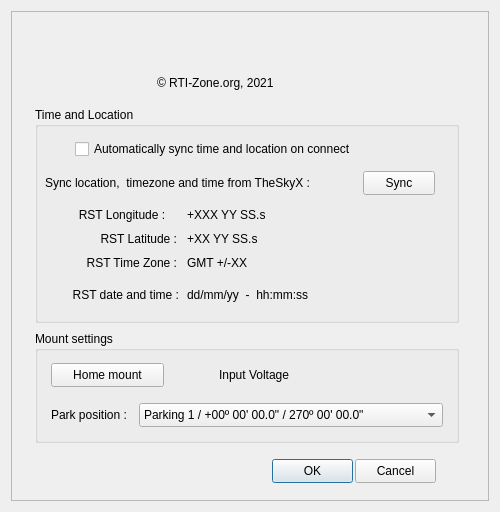
Old version of the form RST.ui in the repository rpineau/RST.
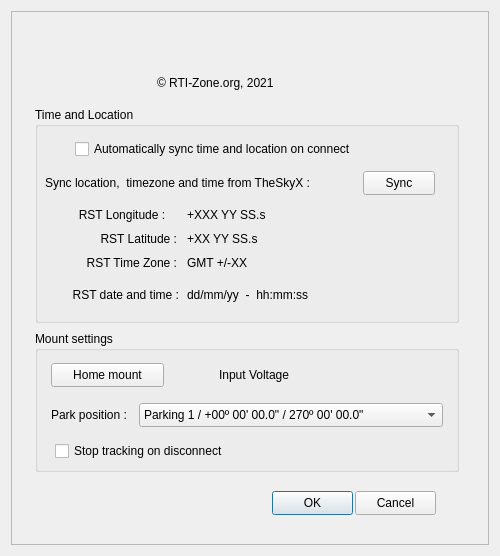
New version of the form. Icons and pictures are not drawn. Custom widgets are drawn as their Qt base class.

Commit message: Added an option to leave tracking on when disconnecting

```diff
--- a/RST.ui
+++ b/RST.ui
@@ -7,7 +7,7 @@
     <x>0</x>
     <y>0</y>
     <width>500</width>
-    <height>512</height>
+    <height>556</height>
    </rect>
   </property>
   <property name="sizePolicy">
@@ -19,13 +19,13 @@
   <property name="minimumSize">
    <size>
     <width>500</width>
-    <height>512</height>
+    <height>556</height>
    </size>
   </property>
   <property name="maximumSize">
    <size>
     <width>500</width>
-    <height>512</height>
+    <height>556</height>
    </size>
   </property>
   <property name="windowTitle">
@@ -71,7 +71,7 @@
       <property name="geometry">
        <rect>
         <x>261</x>
-        <y>448</y>
+        <y>480</y>
         <width>81</width>
         <height>24</height>
        </rect>
@@ -87,7 +87,7 @@
       <property name="geometry">
        <rect>
         <x>344</x>
-        <y>448</y>
+        <y>480</y>
         <width>81</width>
         <height>24</height>
        </rect>
@@ -308,7 +308,7 @@
         <x>24</x>
         <y>320</y>
         <width>424</width>
-        <height>112</height>
+        <height>141</height>
        </rect>
       </property>
       <property name="title">
@@ -378,6 +378,19 @@
         <string>Input Voltage</string>
        </property>
       </widget>
+      <widget class="QCheckBox" name="checkBox_2">
+       <property name="geometry">
+        <rect>
+         <x>20</x>
+         <y>110</y>
+         <width>200</width>
+         <height>20</height>
+        </rect>
+       </property>
+       <property name="text">
+        <string>Stop tracking on disconnect</string>
+       </property>
+      </widget>
      </widget>
     </widget>
    </item>
```
The commit also changes 4 other files.
